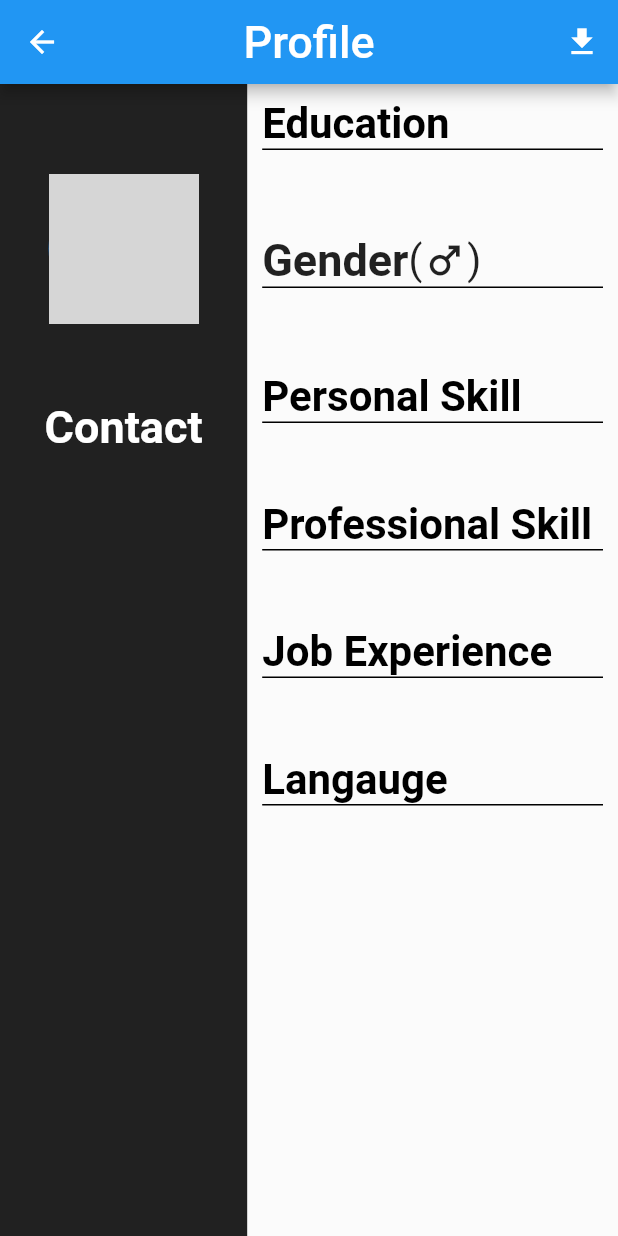
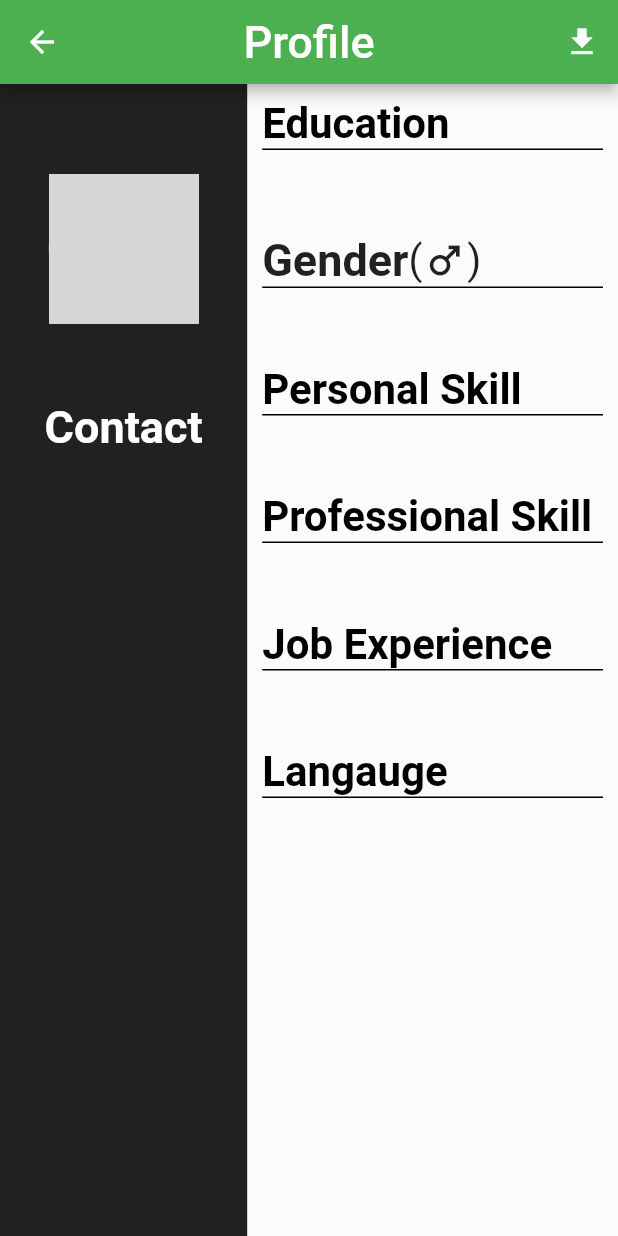
Before and after one commit to Akshitchovatiya20/resume, a Flutter app: the four screen opened directly with empty values, on a phone screen of 412 x 824 dp. Run offline on Flutter 3.47's test engine with Material 2 defaults, Android fonts, the light colour scheme and no system bars; our stand-ins replace image_picker, pdf; grey boxes are pictures that could not be loaded.

Commit message:
26/06/22 /Morning

```diff
--- a/lib/First.dart
+++ b/lib/screen/home/view/First.dart
@@ -1,6 +1,7 @@
 import 'dart:io';
 
 import 'package:flutter/material.dart';
+import 'package:resume/utils/constant/componets/size.dart';
 
 class first extends StatefulWidget {
   const first({Key? key}) : super(key: key);
@@ -97,7 +98,7 @@
                   Text(")",style: TextStyle(fontSize: 27),),
                 ],
               ),
-              SizedBox(height: 15,),
+              H(15),
               Row(
                 mainAxisAlignment: MainAxisAlignment.spaceAround,
                 children: [
--- a/lib/Four.dart
+++ b/lib/screen/home/view/Four.dart
@@ -1,7 +1,8 @@
 
 import 'package:flutter/material.dart';
-import 'package:resume/Modalclass.dart';
-import 'package:resume/PdfGen.dart';
+import 'package:resume/screen/home/view/Modalclass.dart';
+import 'package:resume/screen/home/view/PdfGen.dart';
+import 'package:resume/utils/constant/componets/size.dart';
 
 
 class four extends StatefulWidget {
@@ -47,7 +48,7 @@
                           color: Colors.white,
                           fontWeight: FontWeight.bold,
                           fontSize: 30),)),
-                      SizedBox(height: 15,),
+                      H(15),
                       Center(
                         child: Container(
                           height: 100,
@@ -57,21 +58,21 @@
                           ),
                         ),
                       ),
-                      SizedBox(height: 15,),
+                      H(15),
                       Text("${m1.det}", style: TextStyle(color: Colors.white,
                           fontSize: 18),),
-                      SizedBox(height: 15,),
+                      H(15),
                       Container(alignment: Alignment.center, child: Text(
                         "Contact", style: TextStyle(color: Colors.white,
                           fontWeight: FontWeight.bold,
                           fontSize: 30),)),
-                      SizedBox(height: 15,),
+                      H(15),
                       Text("${m1.selectcity}", style: TextStyle(color: Colors.white,
                           fontSize: 18),),
-                      SizedBox(height: 15,),
+                      H(15),
                       Text("${m1.gmail}", style: TextStyle(color: Colors.white,
                           fontSize: 18),),
-                      SizedBox(height: 15,),
+                      H(15),
                       Text("${m1.mno}", style: TextStyle(color: Colors.white,
                           fontSize: 22),),
                     ],
@@ -99,10 +100,10 @@
                             height: 1,
                             color: Colors.black,
                           ),
-                          SizedBox(height: 15,),
+                          H(15),
                           Text("${m1.edu}", style: TextStyle(
                               color: Colors.black, fontSize: 18)),
-                          SizedBox(height: 20,),
+                          H(20),
                           Row(
                             mainAxisAlignment: MainAxisAlignment.start,
                             children: [
@@ -117,10 +118,10 @@
                             height: 1,
                             color: Colors.black,
                           ),
-                          SizedBox(height: 15,),
+                          H(15),
                           Text("${m1.select}",style: TextStyle(
                               color: Colors.black, fontSize: 18)),
-                          SizedBox(height: 20,),
+                          H(15),
                           Text(
                               "Personal Skill", style: TextStyle(
                               color: Colors.black,
@@ -131,10 +132,10 @@
                             height: 1,
                             color: Colors.black,
                           ),
-                          SizedBox(height: 15,),
+                          H(15),
                           Text("${m1.skil}", style: TextStyle(
                               color: Colors.black, fontSize: 18)),
-                          SizedBox(height: 15,),
+                          H(15),
                           Text(
                               "Professional Skill", style: TextStyle(
                               color: Colors.black,
@@ -145,10 +146,10 @@
                             height: 1,
                             color: Colors.black,
                           ),
-                          SizedBox(height: 15,),
+                          H(15),
                           Text("${m1.pskil}", style: TextStyle(
                               color: Colors.black, fontSize: 18)),
-                          SizedBox(height: 15,),
+                          H(15),
                           Text(
                               "Job Experience", style: TextStyle(
                               color: Colors.black,
@@ -159,10 +160,10 @@
                             height: 1,
                             color: Colors.black,
                           ),
-                          SizedBox(height: 15,),
+                          H(15),
                           Text("${m1.exp}", style: TextStyle(
                               color: Colors.black, fontSize: 18)),
-                          SizedBox(height: 15,),
+                          H(15),
                           Text(
                               "Langauge", style: TextStyle(color: Colors.black,
                               fontWeight: FontWeight.bold,
@@ -172,7 +173,7 @@
                             height: 1,
                             color: Colors.black,
                           ),
-                          SizedBox(height: 15,),
+                          H(15),
                           Text("${m1.lang}", style: TextStyle(
                               color: Colors.black, fontSize: 18)),
                         ],),
@@ -186,10 +187,4 @@
       ),
     );
   }
-
-
-  void getData()
-  {
-
-  }
 }
--- a/lib/Pdf2.dart
+++ b/lib/screen/home/view/Pdf2.dart
@@ -2,7 +2,7 @@
 import 'package:pdf/pdf.dart';
 import 'package:path_provider/path_provider.dart';
 import 'package:pdf/widgets.dart' as pw;
-import 'package:resume/Modalclass.dart';
+import 'package:resume/screen/home/view/Modalclass.dart';
 
 void Pdf2(Modeldata data)
 async{
--- a/lib/PdfGen.dart
+++ b/lib/screen/home/view/PdfGen.dart
@@ -2,7 +2,7 @@
 import 'package:pdf/pdf.dart';
 import 'package:path_provider/path_provider.dart';
 import 'package:pdf/widgets.dart' as pw;
-import 'package:resume/Modalclass.dart';
+import 'package:resume/screen/home/view/Modalclass.dart';
 
 void PdfGen(Modeldata data)
 async{
--- a/lib/Second.dart
+++ b/lib/screen/home/view/Second.dart
@@ -4,7 +4,7 @@
 import 'package:flutter/material.dart';
 import 'package:flutter/services.dart';
 import 'package:image_picker/image_picker.dart';
-import 'package:resume/Modalclass.dart';
+import 'package:resume/screen/home/view/Modalclass.dart';
 
 class second extends StatefulWidget {
   const second({Key? key}) : super(key: key);
--- a/lib/Third.dart
+++ b/lib/screen/home/view/Third.dart
@@ -1,7 +1,7 @@
 import 'dart:async';
 
 import 'package:flutter/material.dart';
-import 'package:resume/Modalclass.dart';
+import 'package:resume/screen/home/view/Modalclass.dart';
 
 class third extends StatefulWidget {
   const third({Key? key}) : super(key: key);
--- /dev/null
+++ b/lib/utils/constant/componets/size.dart
@@ -0,0 +1,5 @@
+import 'package:flutter/material.dart';
+
+Widget H(double h) => SizedBox(height: h,);
+
+Widget W(double w) => SizedBox(width: w,);
```
Also changed, not shown: lib/Resume_I.dart (deleted, +0 -40 lines), lib/main.dart (+17 -8 lines), lib/screen/home/view/MyApp.dart (renamed from lib/MyApp.dart, +11 -6 lines), lib/screen/home/view/Resume2.dart (renamed from lib/Resume2.dart, +21 -46 lines), lib/screen/home/view/Resume_I.dart (added, +30 -0 lines), lib/utils/constant/componets/texttheme.dart (added, +10 -0 lines), lib/screen/home/view/Home.dart (renamed from lib/Home.dart), lib/screen/home/view/Modalclass.dart (renamed from lib/Modalclass.dart), 1 other file.
